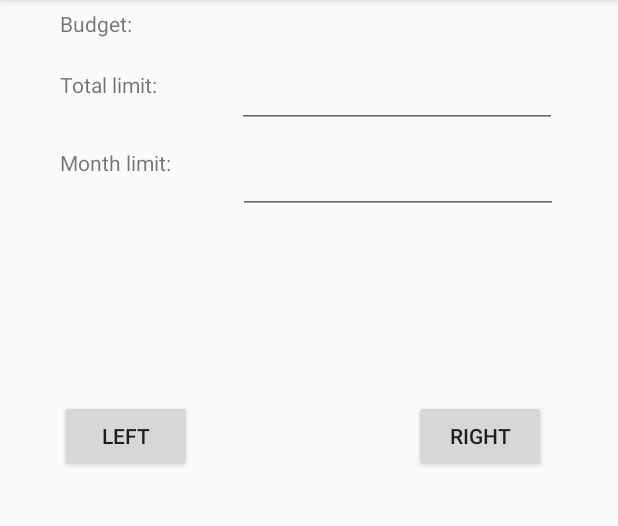
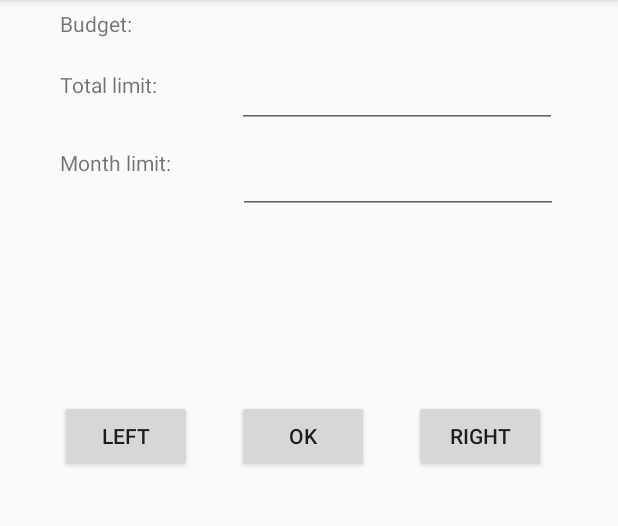
Before and after one commit to ekarahodza1/FinanceTracker, an Android app: the fragment BudgetFragment placed in its activity, on a phone screen of 412 x 824 dp, the part 84-610 px from its top. Run offline under Robolectric (Android 15) with nearby library versions, the phone set to English and light mode, and no system bars.

Commit message:
radi sve za account i za drugi fragment

```diff
--- a/app/src/main/java/ba/unsa/etf/rma/moja_app/AccountPresenter.java
+++ b/app/src/main/java/ba/unsa/etf/rma/moja_app/AccountPresenter.java
@@ -1,15 +1,15 @@
 package ba.unsa.etf.rma.moja_app;
 
 import android.content.Context;
+import android.os.Parcelable;
 
 public class AccountPresenter implements IAccountPresenter{
 
     private Account account = Model.account;
-    private IFinanceView view;
     private Context context;
 
-    public AccountPresenter(IFinanceView view, Context context) {
-        this.view = view;
+    public AccountPresenter(Context context) {
+
         this.context = context;
     }
 
@@ -17,7 +17,11 @@ public class AccountPresenter implements IAccountPresenter{
         return account;
     }
 
-    public void set(Account a){
+    public void set(Parcelable a){
+        this.account = (Account)a;
+    }
+
+    public void set(Account a) {
         this.account = a;
     }
 }
--- a/app/src/main/java/ba/unsa/etf/rma/moja_app/BudgetFragment.java
+++ b/app/src/main/java/ba/unsa/etf/rma/moja_app/BudgetFragment.java
@@ -5,6 +5,8 @@ import android.view.LayoutInflater;
 import android.view.View;
 import android.view.ViewGroup;
 import android.widget.Button;
+import android.widget.EditText;
+import android.widget.TextView;
 
 import androidx.fragment.app.Fragment;
 
@@ -13,10 +15,16 @@ import androidx.fragment.app.Fragment;
 public class BudgetFragment extends Fragment {
 
     private Button right;
+    private Button ok;
+    private EditText totalLimit;
+    private EditText monthLimit;
+    private TextView budget;
+    private Account account;
 
     private OnBudgetChange onBudgetChange;
     public interface OnBudgetChange {
         public void onRightClicked2();
+        public void onChanged(Account account);
 
     }
 
@@ -26,6 +34,27 @@ public class BudgetFragment extends Fragment {
         View view = inflater.inflate(R.layout.budget_fragment, container, false);
         onBudgetChange = (OnBudgetChange) getActivity();
         right = (Button)view.findViewById(R.id.right);
+        ok = (Button)view.findViewById(R.id.ok);
+        totalLimit = view.findViewById(R.id.totalLimit);
+        monthLimit = view.findViewById(R.id.monthLimit);
+        budget = view.findViewById(R.id.budgetView);
+
+        if (getArguments() != null && getArguments().containsKey("budget")) {
+            account = getArguments().getParcelable("budget");
+        }
+        else return view;
+
+        String result = String.valueOf(account.getBudget());
+        budget.setText(result);
+
+        result = String.valueOf(account.getMonthLimit());
+        monthLimit.setText(result);
+
+        result = String.valueOf(account.getTotalLimit());
+        totalLimit.setText(result);
+
+
+
 
         right.setOnClickListener(new View.OnClickListener() {
             @Override
@@ -33,6 +62,19 @@ public class BudgetFragment extends Fragment {
                 onBudgetChange.onRightClicked2();
             }
         });
+
+        ok.setOnClickListener(new View.OnClickListener() {
+            @Override
+            public void onClick(View v) {
+                account.setMonthLimit(Double.valueOf(String.valueOf(monthLimit.getText())));
+                account.setTotalLimit(Double.valueOf(String.valueOf(totalLimit.getText())));
+                onBudgetChange.onChanged(account);
+            }
+        });
+
+
+
+
         return view;
     }
 
--- a/app/src/main/java/ba/unsa/etf/rma/moja_app/IAccountPresenter.java
+++ b/app/src/main/java/ba/unsa/etf/rma/moja_app/IAccountPresenter.java
@@ -1,5 +1,9 @@
 package ba.unsa.etf.rma.moja_app;
+
+import android.os.Parcelable;
 
 public interface IAccountPresenter {
     public Account get();
+    public void set(Account a);
+    public void set(Parcelable a);
 }
--- a/app/src/main/java/ba/unsa/etf/rma/moja_app/TransactionListFragment.java
+++ b/app/src/main/java/ba/unsa/etf/rma/moja_app/TransactionListFragment.java
@@ -40,7 +40,7 @@ public class TransactionListFragment extends Fragment implements IFinanceView, A
     private Account account;
     private ListAdapter listAdapter;
     private IFinancePresenter financePresenter;
-    private IAccountPresenter accountPresenter = new AccountPresenter(this, getActivity());
+    private IAccountPresenter accountPresenter = new AccountPresenter(getActivity());
 
     public IFinancePresenter getPresenter() {
         if (financePresenter == null) {
@@ -58,9 +58,9 @@ public class TransactionListFragment extends Fragment implements IFinanceView, A
 
     private OnItemClick onItemClick;
     public interface OnItemClick {
-        public void onItemClicked(Transaction t);
-        public void onNewClicked(Transaction t);
-        public void onRightClicked1(Transaction t);
+        public void onItemClicked(Transaction t, Account a);
+        public void onNewClicked(Transaction t, Account a);
+        public void onRightClicked1(Account a);
     }
 
     @Override
@@ -153,10 +153,16 @@ public class TransactionListFragment extends Fragment implements IFinanceView, A
         limitView = fragmentView.findViewById(R.id.limitView);
         globalAmountView = fragmentView.findViewById(R.id.globalAmountView);
 
-        String s = ""; s += accountPresenter.get().getTotalLimit();
+        if (getArguments() != null && getArguments().containsKey("new_account")){
+            account = getArguments().getParcelable("new_account");
+        }
+        else account = accountPresenter.get();
+
+
+        String s = ""; s += account.getTotalLimit();
         limitView.setText(s);
 
-        s = "";  s += accountPresenter.get().getBudget();
+        s = "";  s += account.getBudget();
         globalAmountView.setText(s);
 
 
@@ -165,7 +171,7 @@ public class TransactionListFragment extends Fragment implements IFinanceView, A
             @Override
             public void onItemClick(AdapterView<?> parent, View view, int position, long id) {
                 Transaction transaction = listAdapter.getItem(position);
-                onItemClick.onItemClicked(transaction);
+                onItemClick.onItemClicked(transaction, account);
 
 
             }
@@ -177,8 +183,7 @@ public class TransactionListFragment extends Fragment implements IFinanceView, A
         right.setOnClickListener(new View.OnClickListener() {
             @Override
             public void onClick(View v) {
-                Transaction t = new Transaction(current, null, 0, null, null, 0, null);
-                onItemClick.onRightClicked1(t);
+                onItemClick.onRightClicked1(accountPresenter.get());
             }
         });
 
@@ -190,7 +195,7 @@ public class TransactionListFragment extends Fragment implements IFinanceView, A
             @Override
             public void onClick(View v) {
                 Transaction t = new Transaction(null, null, 0, null, null, 0, null);
-                onItemClick.onNewClicked(t);
+                onItemClick.onNewClicked(t, account);
             }
         });
 
--- a/app/src/main/res/layout/budget_fragment.xml
+++ b/app/src/main/res/layout/budget_fragment.xml
@@ -92,4 +92,14 @@
         app:layout_constraintBottom_toBottomOf="parent"
         app:layout_constraintStart_toStartOf="parent" />
 
+    <Button
+        android:id="@+id/ok"
+        android:layout_width="wrap_content"
+        android:layout_height="wrap_content"
+        android:layout_marginBottom="236dp"
+        android:text="OK"
+        app:layout_constraintBottom_toBottomOf="parent"
+        app:layout_constraintEnd_toStartOf="@+id/right"
+        app:layout_constraintStart_toEndOf="@+id/left" />
+
 </androidx.constraintlayout.widget.ConstraintLayout>
```
Also changed, not shown: app/src/main/java/ba/unsa/etf/rma/moja_app/Account.java (+35 -1 lines), app/src/main/java/ba/unsa/etf/rma/moja_app/MainActivity.java (+16 -4 lines), app/src/main/java/ba/unsa/etf/rma/moja_app/TransactionDetailFragment.java (+8 -2 lines).
